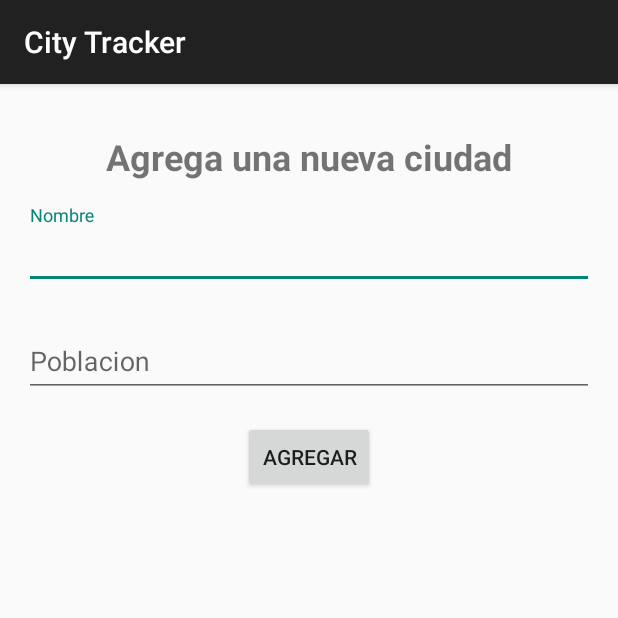
After one commit to MonicaCabanas23/parcial-moviles, an Android app: the fragment AddCityFragment shown on its own in the app's theme, on a phone screen of 412 x 824 dp, the top half of it. The commit adds this screen. Run offline under Robolectric (Android 15) with nearby library versions, the phone set to English and light mode, and no system bars; our stand-ins replace data binding.

Commit message:
Add ui layer

```diff
--- a/app/src/main/AndroidManifest.xml
+++ b/app/src/main/AndroidManifest.xml
@@ -13,7 +13,7 @@
         android:theme="@style/Theme.CityTracker"
         tools:targetApi="31">
         <activity
-            android:name=".MainActivity"
+            android:name=".ui.MainActivity"
             android:exported="true"
             android:label="@string/app_name"
             android:theme="@style/Theme.CityTracker">
--- a/app/src/main/java/com/example/citytracker/MainActivity.kt
+++ b/app/src/main/java/com/example/citytracker/ui/MainActivity.kt
@@ -1,7 +1,8 @@
-package com.example.citytracker
+package com.example.citytracker.ui
 
 import androidx.appcompat.app.AppCompatActivity
 import android.os.Bundle
+import com.example.citytracker.R
 
 class MainActivity : AppCompatActivity() {
     override fun onCreate(savedInstanceState: Bundle?) {
--- /dev/null
+++ b/app/src/main/java/com/example/citytracker/ui/city/AddCityFragment.kt
@@ -0,0 +1,18 @@
+package com.example.citytracker.ui.city
+
+import android.os.Bundle
+import androidx.fragment.app.Fragment
+import android.view.LayoutInflater
+import android.view.View
+import android.view.ViewGroup
+import com.example.citytracker.R
+
+class AddCityFragment : Fragment() {
+    override fun onCreateView(
+        inflater: LayoutInflater, container: ViewGroup?,
+        savedInstanceState: Bundle?
+    ): View? {
+        // Inflate the layout for this fragment
+        return inflater.inflate(R.layout.fragment_add_city, container, false)
+    }
+}
--- a/app/src/main/java/com/example/citytracker/ui/CityViewModel.kt
+++ b/app/src/main/java/com/example/citytracker/ui/city/CityViewModel.kt
@@ -1,4 +1,4 @@
-package com.example.citytracker.ui
+package com.example.citytracker.ui.city
 
 import androidx.lifecycle.MutableLiveData
 import androidx.lifecycle.ViewModel
--- /dev/null
+++ b/app/src/main/res/drawable/add_icon.xml
@@ -0,0 +1,5 @@
+<vector android:height="24dp" android:tint="#000000"
+    android:viewportHeight="24" android:viewportWidth="24"
+    android:width="24dp" xmlns:android="http://schemas.android.com/apk/res/android">
+    <path android:fillColor="@android:color/white" android:pathData="M19,13h-6v6h-2v-6H5v-2h6V5h2v6h6v2z"/>
+</vector>
--- a/app/src/main/res/layout/activity_main.xml
+++ b/app/src/main/res/layout/activity_main.xml
@@ -4,6 +4,6 @@
     xmlns:tools="http://schemas.android.com/tools"
     android:layout_width="match_parent"
     android:layout_height="match_parent"
-    tools:context=".MainActivity">
+    tools:context=".ui.MainActivity">
 
 </androidx.constraintlayout.widget.ConstraintLayout>
--- /dev/null
+++ b/app/src/main/res/layout/fragment_add_city.xml
@@ -0,0 +1,85 @@
+<?xml version="1.0" encoding="utf-8"?>
+<layout xmlns:android="http://schemas.android.com/apk/res/android"
+    xmlns:app="http://schemas.android.com/apk/res-auto"
+    xmlns:tools="http://schemas.android.com/tools"
+    tools:context=".ui.city.CityListFragment">
+
+    <data>
+        <variable
+            name="viewmodel"
+            type="com.example.citytracker.ui.city.CityViewModel" />
+    </data>
+
+    <androidx.constraintlayout.widget.ConstraintLayout
+        android:layout_width="match_parent"
+        android:layout_height="match_parent"
+        tools:context=".ui.city.CityListFragment">
+
+        <com.google.android.material.textfield.TextInputLayout
+            android:id="@+id/nombreContainer"
+            android:layout_width="match_parent"
+            android:layout_height="wrap_content"
+            android:layout_margin="@dimen/medium_gap"
+            android:layout_marginStart="@dimen/big_gap"
+            android:layout_marginTop="@dimen/big_gap"
+            android:layout_marginEnd="@dimen/big_gap"
+            android:hint="@string/hintNombre"
+            app:layout_constraintEnd_toEndOf="parent"
+            app:layout_constraintStart_toStartOf="parent"
+            app:layout_constraintTop_toBottomOf="@+id/addTitle">
+
+            <com.google.android.material.textfield.TextInputEditText
+                android:id="@+id/nombre_edit_text"
+                android:layout_width="match_parent"
+                android:layout_height="wrap_content" />
+
+
+        </com.google.android.material.textfield.TextInputLayout>
+
+        <com.google.android.material.textfield.TextInputLayout
+            android:id="@+id/poblacionContainer"
+            android:layout_width="match_parent"
+            android:layout_height="wrap_content"
+            android:layout_margin="@dimen/medium_gap"
+            android:layout_marginStart="@dimen/big_gap"
+            android:layout_marginTop="@dimen/medium_gap"
+            android:layout_marginEnd="@dimen/big_gap"
+            android:hint="@string/poblacionHint"
+            app:layout_constraintEnd_toEndOf="parent"
+            app:layout_constraintStart_toStartOf="parent"
+            app:layout_constraintTop_toBottomOf="@+id/nombreContainer">
+
+            <com.google.android.material.textfield.TextInputEditText
+                android:id="@+id/poblacion_edit_text"
+                android:layout_width="match_parent"
+                android:layout_height="wrap_content" />
+
+
+        </com.google.android.material.textfield.TextInputLayout>
+
+        <TextView
+            android:id="@+id/addTitle"
+            android:layout_width="wrap_content"
+            android:layout_height="wrap_content"
+            android:layout_marginStart="@dimen/big_gap"
+            android:layout_marginTop="@dimen/big_gap"
+            android:layout_marginEnd="@dimen/big_gap"
+            android:text="Agrega una nueva ciudad"
+            android:textSize="@dimen/titleSize"
+            android:textStyle="bold"
+            app:layout_constraintEnd_toEndOf="parent"
+            app:layout_constraintStart_toStartOf="parent"
+            app:layout_constraintTop_toTopOf="parent" />
+
+        <Button
+            android:id="@+id/addNewCity"
+            android:layout_width="wrap_content"
+            android:layout_height="wrap_content"
+            android:layout_marginTop="@dimen/medium_gap"
+            android:text="Agregar"
+            app:layout_constraintEnd_toEndOf="@+id/poblacionContainer"
+            app:layout_constraintStart_toStartOf="@+id/poblacionContainer"
+            app:layout_constraintTop_toBottomOf="@+id/poblacionContainer" />
+
+    </androidx.constraintlayout.widget.ConstraintLayout>
+</layout>
--- /dev/null
+++ b/app/src/main/res/values/dimens.xml
@@ -0,0 +1,6 @@
+<?xml version="1.0" encoding="utf-8"?>
+<resources>
+    <dimen name="big_gap">32dp</dimen>
+    <dimen name="medium_gap">16dp</dimen>
+    <dimen name="titleSize">24sp</dimen>
+</resources>
--- a/app/src/main/res/values/strings.xml
+++ b/app/src/main/res/values/strings.xml
@@ -1,3 +1,8 @@
 <resources>
     <string name="app_name">City Tracker</string>
+    <!-- TODO: Remove or change this placeholder text -->
+    <string name="hello_blank_fragment">Hello blank fragment</string>
+    <string name="listTitle">Lista de ciudades</string>
+    <string name="hintNombre">Nombre</string>
+    <string name="poblacionHint">Poblacion</string>
 </resources>
```
Also changed, not shown: app/src/main/java/com/example/citytracker/ui/city/CityFragment.kt (added, +18 -0 lines), app/src/main/java/com/example/citytracker/ui/city/CityListFragment.kt (added, +18 -0 lines), app/src/main/res/layout/city_item.xml (added, +50 -0 lines), app/src/main/res/layout/fragment_city.xml (added, +53 -0 lines), app/src/main/res/layout/fragment_city_list.xml (added, +55 -0 lines), app/src/main/res/navigation/nav_graph.xml (added, +38 -0 lines), app/src/main/res/drawable/noimg.png (added).
